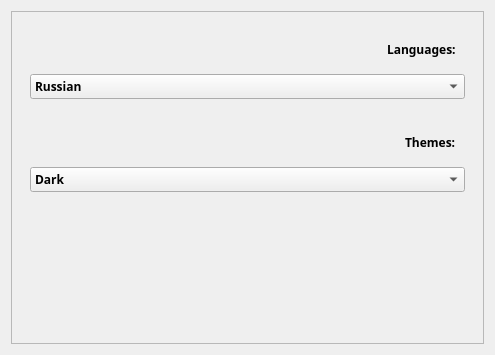
Notidman/Dollar, file settingsmenu.ui: the form before one commit.
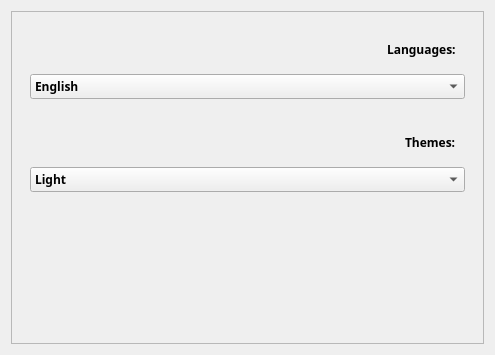
The form after the commit.

Diff of the .ui file:
```diff
--- a/settingsmenu.ui
+++ b/settingsmenu.ui
@@ -61,11 +61,6 @@
          </item>
          <item>
           <widget class="QComboBox" name="comboBox">
-           <item>
-            <property name="text">
-             <string>Russian</string>
-            </property>
-           </item>
            <item>
             <property name="text">
              <string>English</string>
@@ -107,11 +102,6 @@
          </item>
          <item>
           <widget class="QComboBox" name="comboBox_2">
-           <item>
-            <property name="text">
-             <string>Dark</string>
-            </property>
-           </item>
            <item>
             <property name="text">
              <string>Light</string>
```
Left out of the diff: 10 changed lines with no effect on the pictures.
